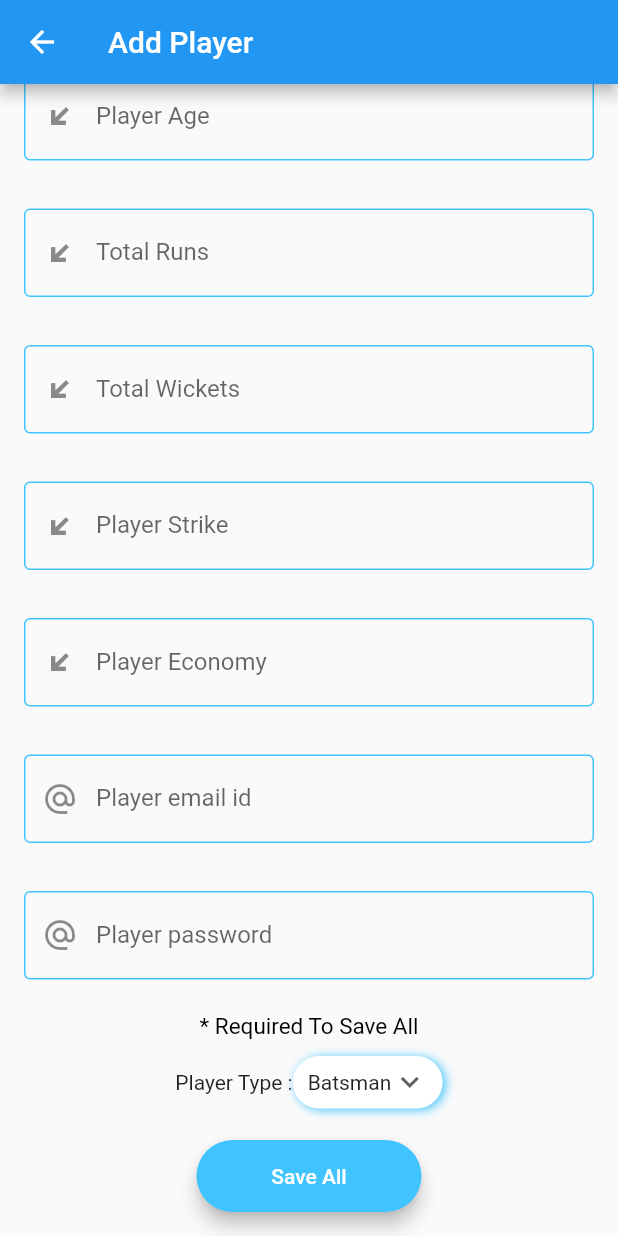
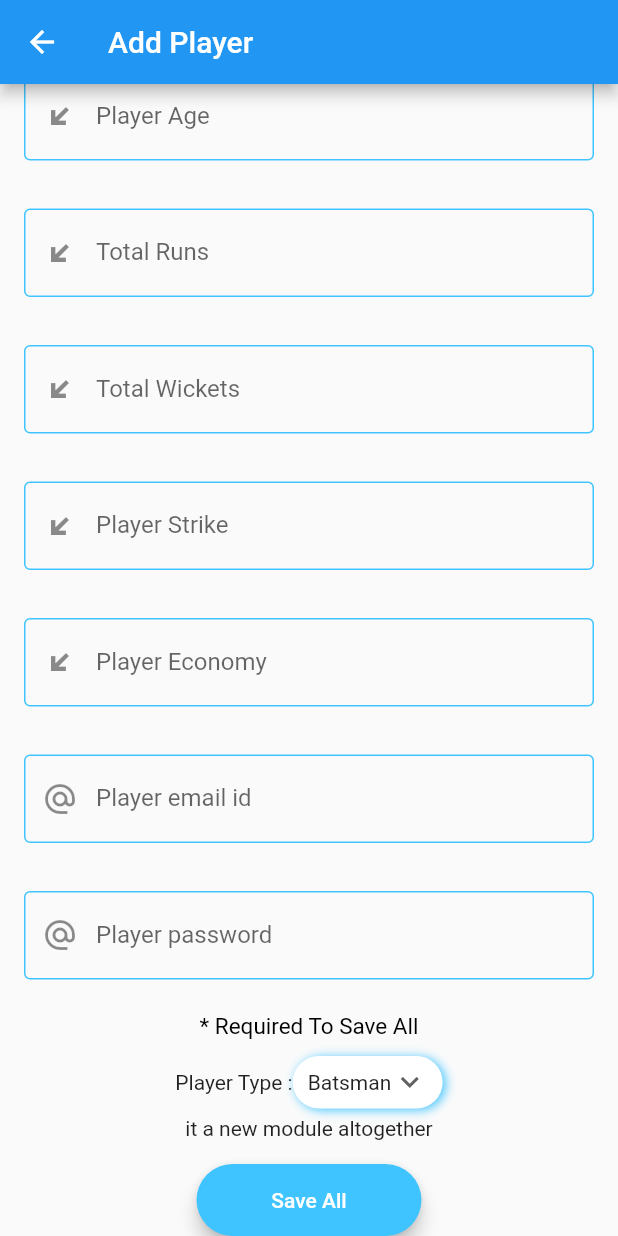
Before and after one commit to satych-ux/TaskIntern, a Flutter app: the UpiForm screen opened by its route, scrolled down 115 dp, on a phone screen of 412 x 824 dp. Run offline on Flutter 3.47's test engine with Material 2 defaults, Android fonts, the phone set to English and light mode, and no system bars; our stand-ins replace cloud_firestore, firebase_auth, fluttertoast, modal_progress_hud; accounts and stored records are empty.

Commit message:
new module added in new branch named --

```diff
--- a/lib/screens/addplayerform.dart
+++ b/lib/screens/addplayerform.dart
@@ -388,6 +388,8 @@ class _UpiFormState extends State<UpiForm> {
                   ],
                 ),
 
+                Text('it a new module altogether'),
+
                 Padding(
                   padding: EdgeInsets.symmetric(vertical: 16.0),
                   child: Material(
```
